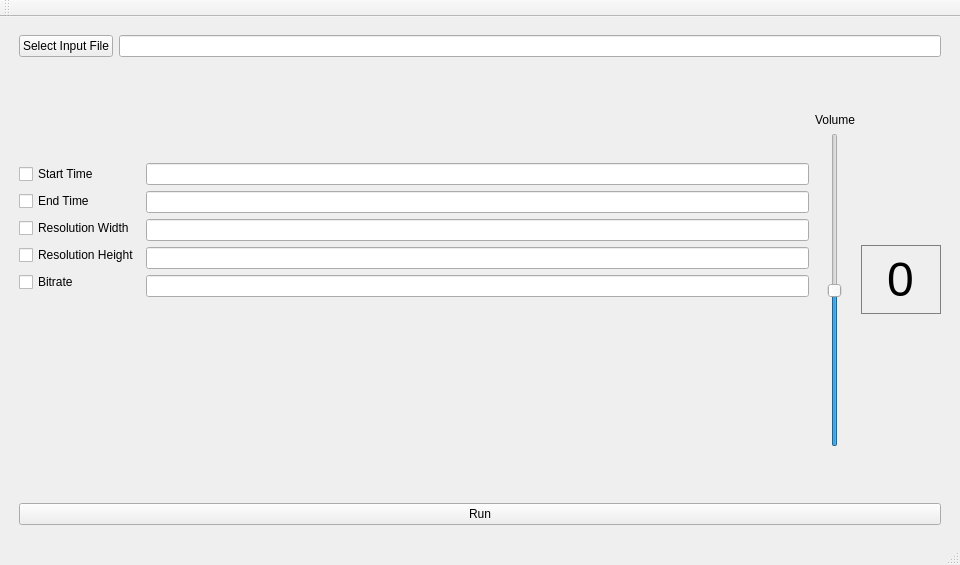
Qt form gui.ui (KnoBuddy/videoeditor) before a commit.
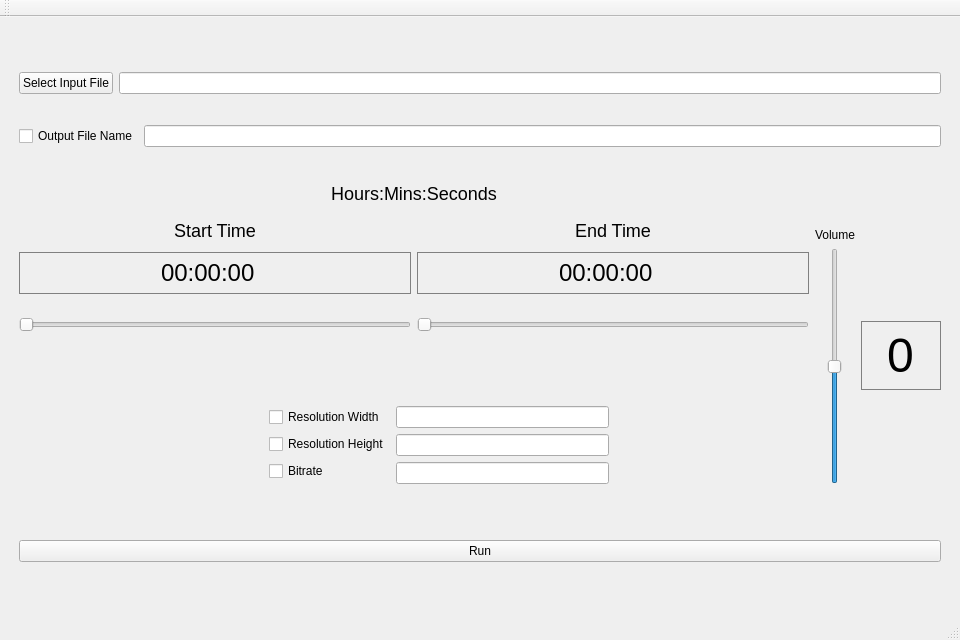
The same form after that commit.

```diff
--- a/gui.ui
+++ b/gui.ui
@@ -7,7 +7,7 @@
     <x>0</x>
     <y>0</y>
     <width>960</width>
-    <height>540</height>
+    <height>640</height>
    </rect>
   </property>
   <property name="sizePolicy">
@@ -33,7 +33,7 @@
   </property>
   <widget class="QWidget" name="centralwidget">
    <layout class="QGridLayout" name="gridLayout">
-    <item row="0" column="0">
+    <item row="0" column="1">
      <widget class="QWidget" name="verticalWidget" native="true">
       <property name="sizePolicy">
        <sizepolicy hsizetype="Fixed" vsizetype="Fixed">
@@ -47,68 +47,200 @@
         <height>0</height>
        </size>
       </property>
-      <layout class="QVBoxLayout" name="verticalLayout">
-       <item>
-        <layout class="QHBoxLayout" name="horizontalLayout_11">
-         <property name="leftMargin">
+      <layout class="QGridLayout" name="gridLayout_2">
+       <item row="4" column="0">
+        <layout class="QHBoxLayout" name="horizontalLayout_3">
+         <property name="bottomMargin">
           <number>0</number>
          </property>
-         <property name="topMargin">
-          <number>0</number>
-         </property>
-         <property name="rightMargin">
-          <number>0</number>
-         </property>
          <item>
-          <widget class="QPushButton" name="input_file_button">
+          <widget class="QPushButton" name="run">
+           <property name="sizePolicy">
+            <sizepolicy hsizetype="Minimum" vsizetype="Fixed">
+             <horstretch>0</horstretch>
+             <verstretch>0</verstretch>
+            </sizepolicy>
+           </property>
            <property name="text">
-            <string>Select Input File</string>
+            <string>Run</string>
            </property>
           </widget>
          </item>
-         <item>
-          <widget class="QLineEdit" name="input_file_text"/>
-         </item>
         </layout>
        </item>
-       <item>
+       <item row="2" column="0">
         <layout class="QHBoxLayout" name="horizontalLayout_6">
          <item>
-          <layout class="QHBoxLayout" name="horizontalLayout_5">
-           <property name="leftMargin">
-            <number>0</number>
-           </property>
-           <property name="topMargin">
-            <number>0</number>
-           </property>
-           <property name="rightMargin">
-            <number>0</number>
-           </property>
-           <property name="bottomMargin">
-            <number>0</number>
-           </property>
+          <layout class="QVBoxLayout" name="verticalLayout_5">
+           <item>
+            <layout class="QVBoxLayout" name="verticalLayout">
+             <item>
+              <widget class="QLabel" name="hoursminsseconds">
+               <property name="maximumSize">
+                <size>
+                 <width>16777215</width>
+                 <height>40</height>
+                </size>
+               </property>
+               <property name="styleSheet">
+                <string notr="true">QLabel {
+    background-color: transparent;
+    color: #000000;  /* Black text*/
+    font-size: 18px;
+    padding: 5px;
+}
+</string>
+               </property>
+               <property name="text">
+                <string>Hours:Mins:Seconds</string>
+               </property>
+               <property name="alignment">
+                <set>Qt::AlignCenter</set>
+               </property>
+              </widget>
+             </item>
            <item>
-            <layout class="QVBoxLayout" name="verticalLayout_7">
-             <property name="topMargin">
-              <number>100</number>
-             </property>
-             <property name="bottomMargin">
-              <number>200</number>
-             </property>
+              <layout class="QHBoxLayout" name="horizontalLayout_2">
              <item>
-              <widget class="QCheckBox" name="start_time_check">
+                <layout class="QVBoxLayout" name="verticalLayout_10">
+                 <item>
+                  <widget class="QLabel" name="start_time_label">
+                   <property name="styleSheet">
+                    <string notr="true">QLabel {
+    background-color: transparent;
+    color: #000000;  /* Black text*/
+    font-size: 18px;
+    padding: 5px;
+}
+</string>
+                   </property>
                <property name="text">
                 <string>Start Time</string>
                </property>
+                   <property name="alignment">
+                    <set>Qt::AlignCenter</set>
+                   </property>
               </widget>
              </item>
              <item>
-              <widget class="QCheckBox" name="end_time_check">
+                  <widget class="QTimeEdit" name="start_time_text">
+                   <property name="layoutDirection">
+                    <enum>Qt::LeftToRight</enum>
+                   </property>
+                   <property name="styleSheet">
+                    <string notr="true">QTimeEdit {
+    background-color: transparent;
+    color: #000000;  /* Black text*/
+    font-family: &quot;DS-Digital&quot;, &quot;Digital-7 Mono&quot;, &quot;LCD&quot;, monospace;
+    font-size: 24px;
+    border: 1px  solid grey;
+    padding: 5px;
+}
+</string>
+                   </property>
+                   <property name="alignment">
+                    <set>Qt::AlignCenter</set>
+                   </property>
+                  </widget>
+                 </item>
+                 <item>
+                  <widget class="QSlider" name="start_time_slider">
+                   <property name="minimumSize">
+                    <size>
+                     <width>0</width>
+                     <height>50</height>
+                    </size>
+                   </property>
+                   <property name="orientation">
+                    <enum>Qt::Horizontal</enum>
+                   </property>
+                  </widget>
+                 </item>
+                </layout>
+               </item>
+               <item>
+                <layout class="QVBoxLayout" name="verticalLayout_11">
+                 <item>
+                  <widget class="QLabel" name="end_time_label">
+                   <property name="styleSheet">
+                    <string notr="true">QLabel {
+    background-color: transparent;
+    color: #000000;  /* Black text*/
+    font-size: 18px;
+    padding: 5px;
+}
+</string>
+                   </property>
                <property name="text">
                 <string>End Time</string>
                </property>
-              </widget>
-             </item>
+                   <property name="alignment">
+                    <set>Qt::AlignCenter</set>
+                   </property>
+                  </widget>
+                 </item>
+                 <item>
+                  <widget class="QTimeEdit" name="end_time_text">
+                   <property name="styleSheet">
+                    <string notr="true">QTimeEdit {
+    background-color: transparent;
+    color: #000000;  /* Black text*/
+    font-family: &quot;DS-Digital&quot;, &quot;Digital-7 Mono&quot;, &quot;LCD&quot;, monospace;
+    font-size: 24px;
+    border: 1px  solid grey;
+    padding: 5px;
+}
+</string>
+                   </property>
+                   <property name="alignment">
+                    <set>Qt::AlignCenter</set>
+                   </property>
+                  </widget>
+                 </item>
+                 <item>
+                  <widget class="QSlider" name="end_time_slider">
+                   <property name="minimumSize">
+                    <size>
+                     <width>0</width>
+                     <height>50</height>
+                    </size>
+                   </property>
+                   <property name="orientation">
+                    <enum>Qt::Horizontal</enum>
+                   </property>
+                  </widget>
+                 </item>
+                </layout>
+               </item>
+              </layout>
+             </item>
+            </layout>
+           </item>
+           <item>
+            <layout class="QHBoxLayout" name="horizontalLayout_5">
+             <property name="leftMargin">
+              <number>0</number>
+             </property>
+             <property name="topMargin">
+              <number>0</number>
+             </property>
+             <property name="rightMargin">
+              <number>0</number>
+             </property>
+             <property name="bottomMargin">
+              <number>0</number>
+             </property>
+             <item>
+              <layout class="QVBoxLayout" name="verticalLayout_7">
+               <property name="leftMargin">
+                <number>250</number>
+               </property>
+               <property name="topMargin">
+                <number>50</number>
+               </property>
+               <property name="bottomMargin">
+                <number>50</number>
+               </property>
              <item>
               <widget class="QCheckBox" name="res_w_check">
                <property name="text">
@@ -135,17 +267,14 @@
            <item>
             <layout class="QVBoxLayout" name="verticalLayout_8">
              <property name="topMargin">
-              <number>100</number>
-             </property>
-             <property name="bottomMargin">
+                <number>50</number>
+               </property>
+               <property name="rightMargin">
               <number>200</number>
              </property>
-             <item>
-              <widget class="QLineEdit" name="start_text"/>
-             </item>
-             <item>
-              <widget class="QLineEdit" name="end_text"/>
-             </item>
+               <property name="bottomMargin">
+                <number>50</number>
+               </property>
              <item>
               <widget class="QLineEdit" name="res_w_text"/>
              </item>
@@ -159,6 +288,8 @@
            </item>
           </layout>
          </item>
+          </layout>
+         </item>
          <item>
           <layout class="QHBoxLayout" name="horizontalLayout_12">
            <property name="topMargin">
@@ -249,23 +380,59 @@
          </item>
         </layout>
        </item>
+       <item row="0" column="0">
+        <layout class="QVBoxLayout" name="verticalLayout_13">
        <item>
-        <layout class="QHBoxLayout" name="horizontalLayout_3">
-         <property name="bottomMargin">
+          <layout class="QHBoxLayout" name="horizontalLayout_11">
+           <property name="leftMargin">
           <number>0</number>
          </property>
+           <property name="topMargin">
+            <number>0</number>
+           </property>
+           <property name="rightMargin">
+            <number>0</number>
+           </property>
+           <property name="bottomMargin">
+            <number>25</number>
+           </property>
          <item>
-          <widget class="QPushButton" name="run">
-           <property name="sizePolicy">
-            <sizepolicy hsizetype="Minimum" vsizetype="Fixed">
-             <horstretch>0</horstretch>
-             <verstretch>0</verstretch>
-            </sizepolicy>
-           </property>
+            <widget class="QPushButton" name="input_file_button">
+             <property name="text">
+              <string>Select Input File</string>
+             </property>
+            </widget>
+           </item>
+           <item>
+            <widget class="QLineEdit" name="input_file_text"/>
+           </item>
+          </layout>
+         </item>
+         <item>
+          <layout class="QHBoxLayout" name="horizontalLayout_13">
+           <property name="leftMargin">
+            <number>0</number>
+           </property>
+           <property name="topMargin">
+            <number>0</number>
+           </property>
+           <property name="rightMargin">
+            <number>0</number>
+           </property>
+           <property name="bottomMargin">
+            <number>25</number>
+           </property>
+           <item>
+            <widget class="QCheckBox" name="output_file_check">
            <property name="text">
-            <string>Run</string>
-           </property>
-          </widget>
+              <string>Output File Name</string>
+             </property>
+            </widget>
+           </item>
+           <item>
+            <widget class="QLineEdit" name="output_file_text"/>
+           </item>
+          </layout>
          </item>
         </layout>
        </item>
```
Left out of the diff: 2 changed lines with no effect on the pictures. Lines whose indentation alone changed are shown as unchanged.
